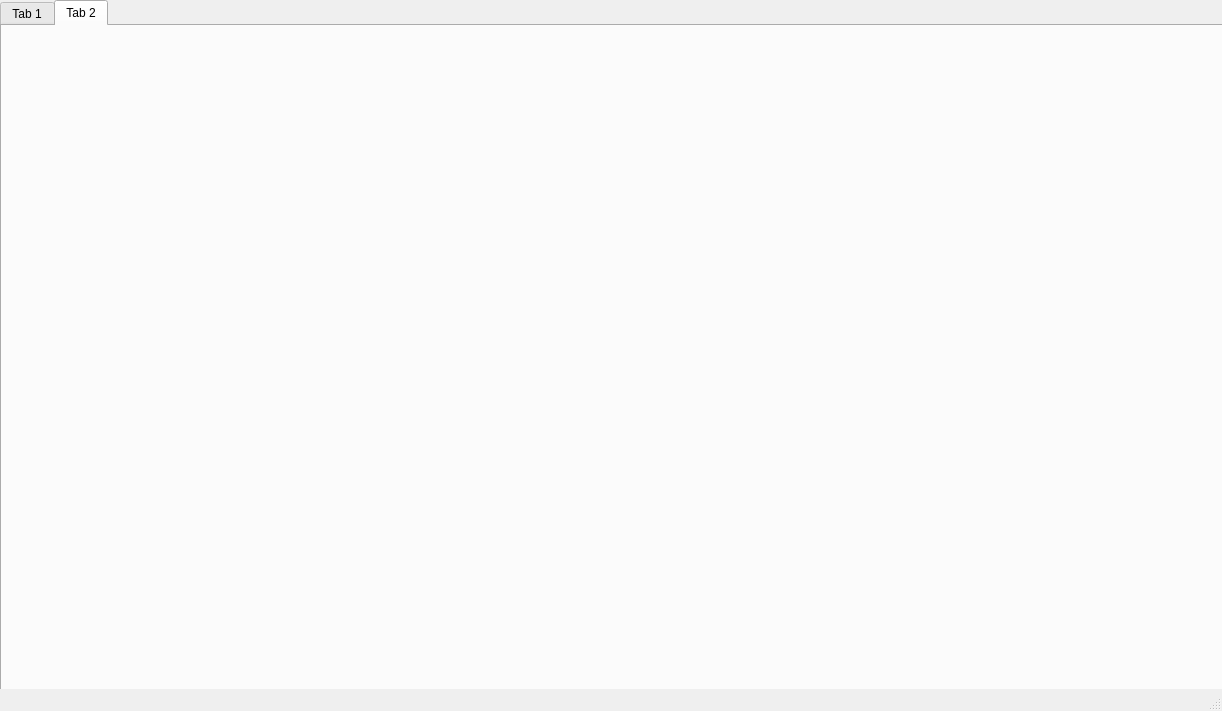
Qt form true.ui (Kristal1ik/predprof) before a commit.
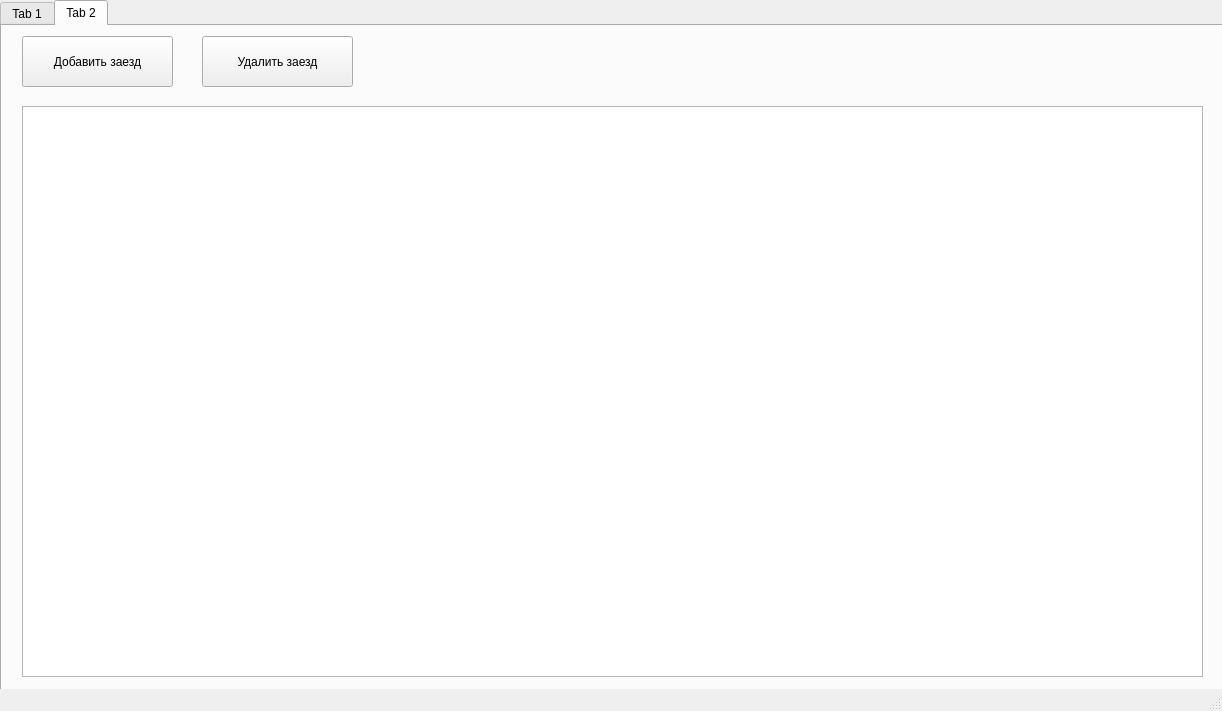
The same form after that commit. The open tabs and pages were chosen to show the change.

Diff of the .ui file:
```diff
--- a/true.ui
+++ b/true.ui
@@ -68,6 +68,42 @@
      <attribute name="title">
       <string>Tab 2</string>
      </attribute>
+     <widget class="QPushButton" name="addFilmButton_2">
+      <property name="geometry">
+       <rect>
+        <x>20</x>
+        <y>10</y>
+        <width>151</width>
+        <height>51</height>
+       </rect>
+      </property>
+      <property name="text">
+       <string>Добавить заезд</string>
+      </property>
+     </widget>
+     <widget class="QPushButton" name="deleteFilmButton_5">
+      <property name="geometry">
+       <rect>
+        <x>200</x>
+        <y>10</y>
+        <width>151</width>
+        <height>51</height>
+       </rect>
+      </property>
+      <property name="text">
+       <string>Удалить заезд</string>
+      </property>
+     </widget>
+     <widget class="QTableWidget" name="filmsTable_5">
+      <property name="geometry">
+       <rect>
+        <x>20</x>
+        <y>80</y>
+        <width>1181</width>
+        <height>571</height>
+       </rect>
+      </property>
+     </widget>
     </widget>
    </widget>
   </widget>
```
Left out of the diff: 3 changed lines with no effect on the pictures.
